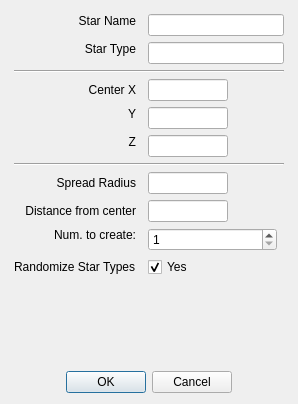
Old version of the form warpmain/dialogs/createnewstardlg.ui in the repository maxlambertini/Warp2010.
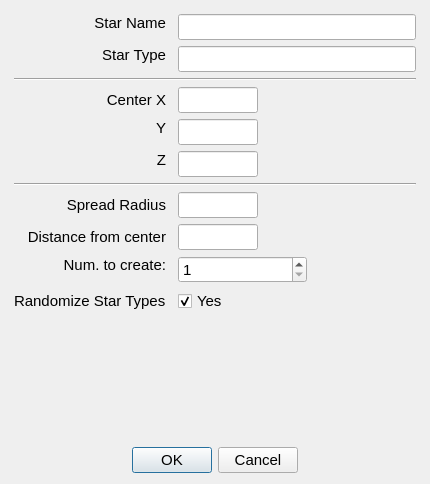
New version of the form.

```diff
--- a/warpmain/dialogs/createnewstardlg.ui
+++ b/warpmain/dialogs/createnewstardlg.ui
@@ -6,8 +6,8 @@
    <rect>
     <x>0</x>
     <y>0</y>
-    <width>298</width>
-    <height>404</height>
+    <width>430</width>
+    <height>484</height>
    </rect>
   </property>
   <property name="windowTitle">
@@ -30,6 +30,11 @@
      </property>
      <item row="0" column="0">
       <widget class="QLabel" name="label">
+       <property name="font">
+        <font>
+         <pointsize>11</pointsize>
+        </font>
+       </property>
        <property name="text">
         <string>Star Name</string>
        </property>
@@ -43,6 +48,11 @@
      </item>
      <item row="1" column="0">
       <widget class="QLabel" name="label_2">
+       <property name="font">
+        <font>
+         <pointsize>11</pointsize>
+        </font>
+       </property>
        <property name="text">
         <string>Star Type</string>
        </property>
@@ -56,6 +66,11 @@
      </item>
      <item row="10" column="0">
       <widget class="QLabel" name="label_9">
+       <property name="font">
+        <font>
+         <pointsize>11</pointsize>
+        </font>
+       </property>
        <property name="text">
         <string>Num. to create:</string>
        </property>
@@ -81,6 +96,11 @@
          <height>16777215</height>
         </size>
        </property>
+       <property name="font">
+        <font>
+         <pointsize>11</pointsize>
+        </font>
+       </property>
        <property name="minimum">
         <number>1</number>
        </property>
@@ -91,6 +111,11 @@
      </item>
      <item row="11" column="0">
       <widget class="QLabel" name="label_10">
+       <property name="font">
+        <font>
+         <pointsize>11</pointsize>
+        </font>
+       </property>
        <property name="text">
         <string>Randomize Star Types</string>
        </property>
@@ -101,6 +126,11 @@
      </item>
      <item row="11" column="2">
       <widget class="QCheckBox" name="chkTypes">
+       <property name="font">
+        <font>
+         <pointsize>11</pointsize>
+        </font>
+       </property>
        <property name="text">
         <string>Yes</string>
        </property>
@@ -117,6 +147,11 @@
          <height>16777215</height>
         </size>
        </property>
+       <property name="font">
+        <font>
+         <pointsize>11</pointsize>
+        </font>
+       </property>
        <property name="alignment">
         <set>Qt::AlignLeading|Qt::AlignLeft|Qt::AlignTop</set>
        </property>
@@ -124,6 +159,11 @@
      </item>
      <item row="3" column="0">
       <widget class="QLabel" name="label_11">
+       <property name="font">
+        <font>
+         <pointsize>11</pointsize>
+        </font>
+       </property>
        <property name="text">
         <string>Center X</string>
        </property>
@@ -134,6 +174,11 @@
      </item>
      <item row="8" column="0">
       <widget class="QLabel" name="label_6">
+       <property name="font">
+        <font>
+         <pointsize>11</pointsize>
+        </font>
+       </property>
        <property name="text">
         <string>Spread Radius</string>
        </property>
@@ -153,10 +198,20 @@
          <height>16777215</height>
         </size>
        </property>
+       <property name="font">
+        <font>
+         <pointsize>11</pointsize>
+        </font>
+       </property>
       </widget>
      </item>
      <item row="4" column="0">
       <widget class="QLabel" name="label_4">
+       <property name="font">
+        <font>
+         <pointsize>11</pointsize>
+        </font>
+       </property>
        <property name="text">
         <string>Y</string>
        </property>
@@ -176,6 +231,11 @@
          <height>16777215</height>
         </size>
        </property>
+       <property name="font">
+        <font>
+         <pointsize>11</pointsize>
+        </font>
+       </property>
        <property name="alignment">
         <set>Qt::AlignLeading|Qt::AlignLeft|Qt::AlignTop</set>
        </property>
@@ -189,6 +249,11 @@
          <height>16777215</height>
         </size>
        </property>
+       <property name="font">
+        <font>
+         <pointsize>11</pointsize>
+        </font>
+       </property>
        <property name="alignment">
         <set>Qt::AlignLeading|Qt::AlignLeft|Qt::AlignTop</set>
        </property>
@@ -196,6 +261,11 @@
      </item>
      <item row="5" column="0">
       <widget class="QLabel" name="label_5">
+       <property name="font">
+        <font>
+         <pointsize>11</pointsize>
+        </font>
+       </property>
        <property name="text">
         <string>Z</string>
        </property>
@@ -209,6 +279,11 @@
      </item>
      <item row="0" column="2">
       <widget class="QLineEdit" name="txtStarName">
+       <property name="font">
+        <font>
+         <pointsize>11</pointsize>
+        </font>
+       </property>
        <property name="alignment">
         <set>Qt::AlignLeading|Qt::AlignLeft|Qt::AlignTop</set>
        </property>
@@ -216,6 +291,11 @@
      </item>
      <item row="1" column="2">
       <widget class="QLineEdit" name="txtStarType">
+       <property name="font">
+        <font>
+         <pointsize>11</pointsize>
+        </font>
+       </property>
        <property name="alignment">
         <set>Qt::AlignLeading|Qt::AlignLeft|Qt::AlignTop</set>
        </property>
@@ -223,6 +303,11 @@
      </item>
      <item row="2" column="0" colspan="3">
       <widget class="Line" name="line">
+       <property name="font">
+        <font>
+         <pointsize>11</pointsize>
+        </font>
+       </property>
        <property name="orientation">
         <enum>Qt::Horizontal</enum>
        </property>
@@ -230,6 +315,11 @@
      </item>
      <item row="7" column="0" colspan="3">
       <widget class="Line" name="line_2">
+       <property name="font">
+        <font>
+         <pointsize>11</pointsize>
+        </font>
+       </property>
        <property name="orientation">
         <enum>Qt::Horizontal</enum>
        </property>
@@ -237,6 +327,11 @@
      </item>
      <item row="9" column="0">
       <widget class="QLabel" name="label_3">
+       <property name="font">
+        <font>
+         <pointsize>11</pointsize>
+        </font>
+       </property>
        <property name="text">
         <string>Distance from center</string>
        </property>
@@ -256,12 +351,22 @@
          <height>16777215</height>
         </size>
        </property>
+       <property name="font">
+        <font>
+         <pointsize>11</pointsize>
+        </font>
+       </property>
       </widget>
      </item>
     </layout>
    </item>
    <item>
     <spacer name="verticalSpacer">
+     <property name="font">
+      <font>
+       <pointsize>11</pointsize>
+      </font>
+     </property>
      <property name="orientation">
       <enum>Qt::Vertical</enum>
      </property>
@@ -275,6 +380,11 @@
    </item>
    <item>
     <widget class="QDialogButtonBox" name="buttonBox">
+     <property name="font">
+      <font>
+       <pointsize>11</pointsize>
+      </font>
+     </property>
      <property name="standardButtons">
       <set>QDialogButtonBox::Cancel|QDialogButtonBox::Ok</set>
      </property>
```
